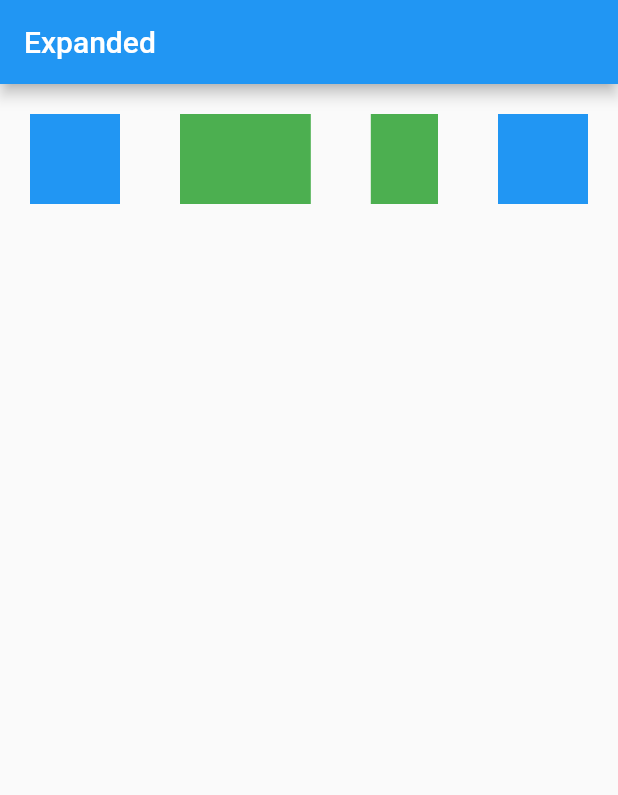
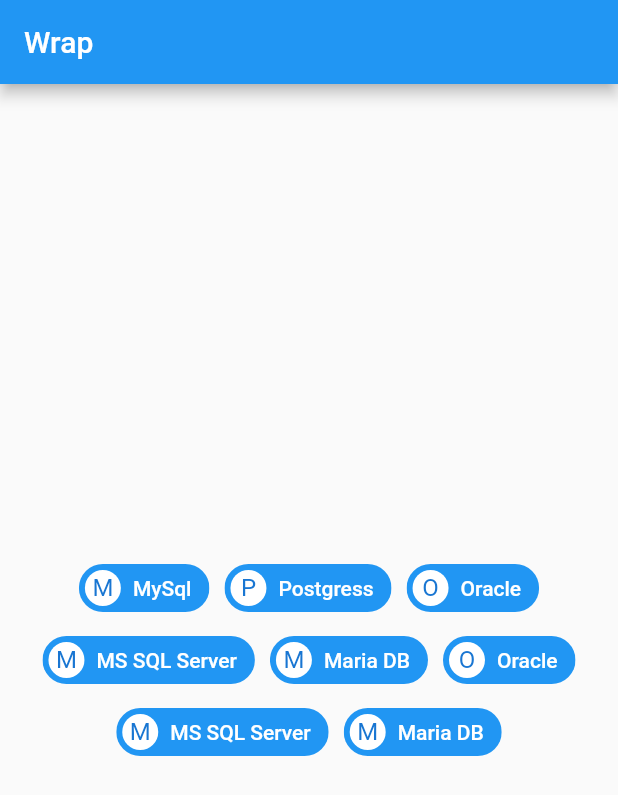
Before and after one commit to alejandrolgarcia/widget-of-the-week, a Flutter app: the screen it shows after launch, on a phone screen of 412 x 824 dp. Shown: the top 795 px of the screen. Run offline on Flutter 3.47's test engine with Material 2 defaults, Android fonts, the phone set to English and light mode, and no system bars.

Commit message:
widget Wrap

```diff
--- a/lib/main.dart
+++ b/lib/main.dart
@@ -1,5 +1,6 @@
 import 'package:flutter/material.dart';
-import 'package:widget_of_the_week/widgets/expanded.dart';
+import 'package:widget_of_the_week/widgets/wrap.dart';
+// import 'package:widget_of_the_week/widgets/expanded.dart';
 // import 'package:widget_of_the_week/widgets/safe_area.dart';
 
 void main() => runApp(MyApp());
@@ -13,7 +14,8 @@ class MyApp extends StatelessWidget {
       initialRoute: '/',
       routes: {
         // '/' : (BuildContext context) => SafeAreaWidget()
-        '/' : (BuildContext context) => ExpandedWidget()
+        // '/' : (BuildContext context) => ExpandedWidget()
+        '/'    : (BuildContext context) => WrapWidget()
       },
     );
   }
--- /dev/null
+++ b/lib/widgets/wrap.dart
@@ -0,0 +1,60 @@
+import 'package:flutter/material.dart';
+
+/*
+ *  Use el widget Wrap para alinear elementos hijos en varias direcciones
+ *  horizonales o verticales.
+ *  Use la propiedad alignment para determinar la alineación entre los widgets hijos.
+ *  Use la propiedad direction para determinar la alineacion horizontal o vertical.
+ *  Use la propiedad spacing para establecer el espacio entre los elementos.
+ */
+
+class WrapWidget extends StatelessWidget {
+
+  @override
+  Widget build(BuildContext context) {
+
+    return Scaffold(
+      appBar: AppBar(
+        title: Text('Wrap')
+      ),
+      body: Center(
+        child: Wrap(
+          alignment: WrapAlignment.center,
+          direction: Axis.horizontal,
+          spacing: 10.0,
+          children: <Widget>[
+
+            Tag('MySql'),
+            Tag('Postgress'),
+            Tag('Oracle'),
+            Tag('MS SQL Server'),
+            Tag('Maria DB'),
+            Tag('Oracle'),
+            Tag('MS SQL Server'),
+            Tag('Maria DB'),
+
+          ],
+        ),
+      ),
+    );
+  }
+}
+
+class Tag extends StatelessWidget {
+
+  final String texto;
+
+  Tag( this.texto );
+
+  @override
+  Widget build(BuildContext context) {
+    return Chip(
+      avatar: CircleAvatar(
+        child: Text(texto[0]),
+        backgroundColor: Colors.white
+      ),
+      label: Text(texto, style: TextStyle( color: Colors.white )),
+      backgroundColor: Colors.blue,
+    );
+  }
+}
```
